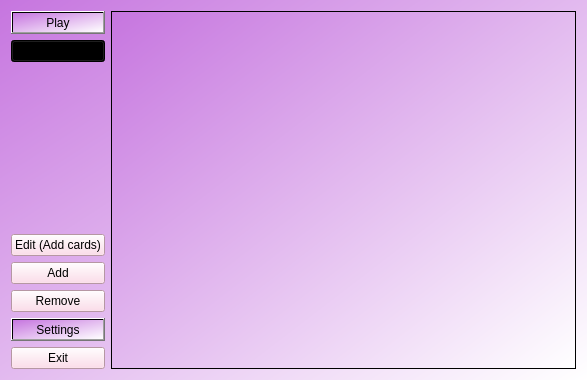
Old version of the form ui/viewDeck.ui in the repository mattbroadbridge/SpaceLearn.
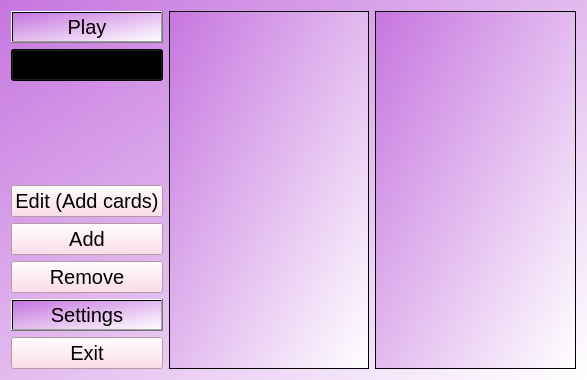
New version of the form.

The edit to the form file:
```diff
--- a/ui/viewDeck.ui
+++ b/ui/viewDeck.ui
@@ -16,7 +16,9 @@
   <property name="styleSheet">
    <string notr="true">background-color: rgb(255, 211, 228);
 background-color: qlineargradient(spread:pad, x1:0, y1:0, x2:1, y2:1, stop:0 rgba(198, 117, 223, 255), stop:1 rgba(255, 255, 255, 255));
-border-color: rgb(241, 185, 255);</string>
+border-color: rgb(241, 185, 255);
+font-size:20px;
+</string>
   </property>
   <layout class="QHBoxLayout" name="horizontalLayout">
    <item>
@@ -114,6 +116,9 @@
      </property>
     </widget>
    </item>
+   <item>
+    <widget class="QListWidget" name="repsList"/>
+   </item>
   </layout>
  </widget>
  <resources/>
```
